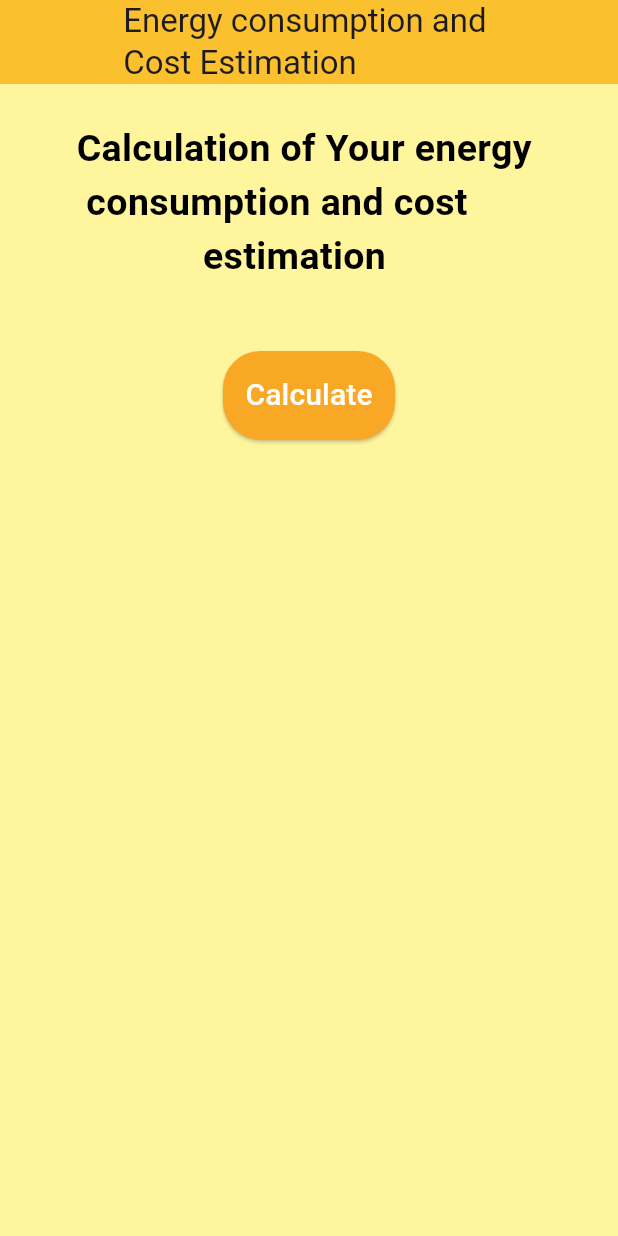
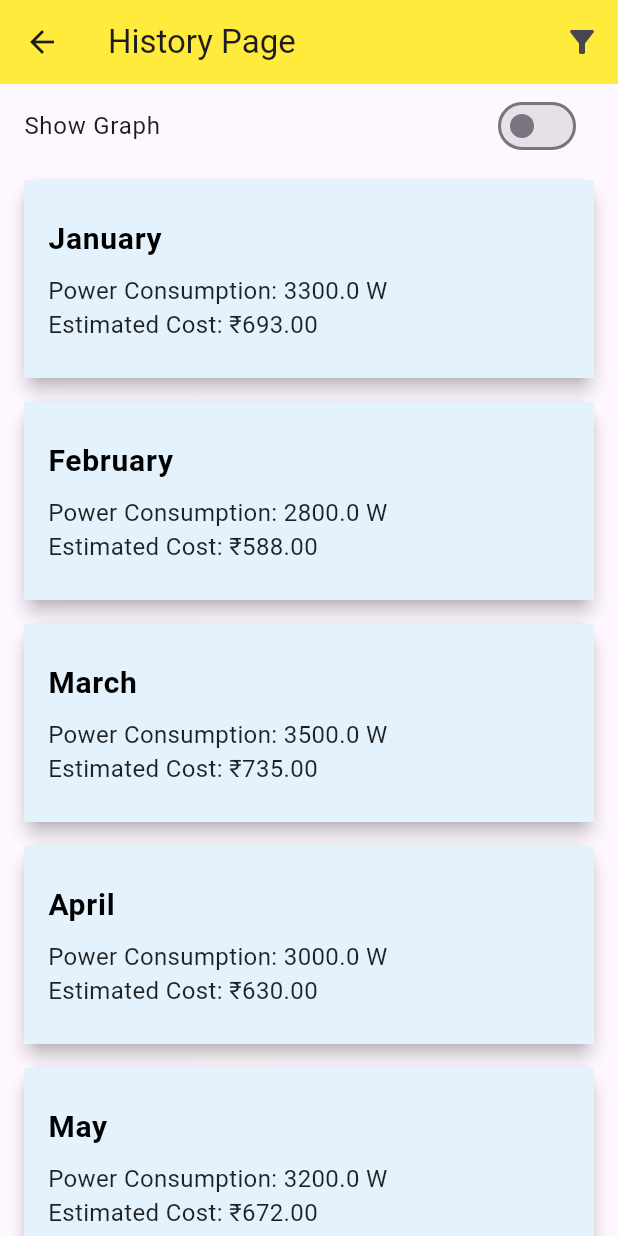
Before and after one commit to Samarth-Ad/MyEnergyApp, a Flutter app: the screen it shows after launch, on a phone screen of 412 x 824 dp. Run offline on Flutter 3.47's test engine with Material 3 defaults, Android fonts, the light colour scheme and no system bars; our stand-ins replace fl_chart.

Commit message:
history page

```diff
--- a/lib/main.dart
+++ b/lib/main.dart
@@ -1,4 +1,5 @@
-import 'package:energy_monitoring_app/pages/calculations.dart';
+// import 'package:energy_monitoring_app/pages/calculations.dart';
+import 'package:energy_monitoring_app/pages/history_page.dart';
 import 'package:flutter/material.dart';
 
 void main() {
@@ -13,7 +14,7 @@ class MyApp extends StatelessWidget {
     return  MaterialApp(
       debugShowCheckedModeBanner: false,
       theme: ThemeData(primaryColor: Colors.yellow),
-      home: const calculationPage(),
+      home: const HistoryPage(),
       );
   }
 }
--- /dev/null
+++ b/lib/pages/history_page.dart
@@ -0,0 +1,225 @@
+import 'package:flutter/material.dart';
+import 'package:fl_chart/fl_chart.dart';
+
+class HistoryPage extends StatefulWidget {
+  const HistoryPage({super.key});
+
+  @override
+  State<HistoryPage> createState() => _HistoryPageState();
+}
+
+class _HistoryPageState extends State<HistoryPage> {
+  final List<Map<String, dynamic>> allMonthlyData = [
+    {"month": "January", "power": 3300.0, "cost": 693.0},
+    {"month": "February", "power": 2800.0, "cost": 588.0},
+    {"month": "March", "power": 3500.0, "cost": 735.0},
+    {"month": "April", "power": 3000.0, "cost": 630.0},
+    {"month": "May", "power": 3200.0, "cost": 672.0},
+    {"month": "June", "power": 3100.0, "cost": 651.0},
+    {"month": "July", "power": 3400.0, "cost": 714.0},
+    {"month": "August", "power": 2900.0, "cost": 609.0},
+    {"month": "September", "power": 3600.0, "cost": 756.0},
+    {"month": "October", "power": 3700.0, "cost": 777.0},
+    {"month": "November", "power": 2800.0, "cost": 588.0},
+    {"month": "December", "power": 4000.0, "cost": 840.0},
+  ];
+
+  List<Map<String, dynamic>> filteredData = [];
+  bool showGraph = false; // Toggle for displaying the graph
+
+  @override
+  void initState() {
+    super.initState();
+    filteredData = allMonthlyData; // Initially show all data
+  }
+
+  // Function to filter data based on the selected number of months
+  void filterData(int months) {
+    setState(() {
+      filteredData = allMonthlyData.take(months).toList();
+    });
+  }
+
+  // Show filter dialog
+  void showFilterDialog() {
+    showDialog(
+      context: context,
+      builder: (context) {
+        return AlertDialog(
+          title: const Text("Filter History"),
+          content: Column(
+            mainAxisSize: MainAxisSize.min,
+            children: [
+              const Text("Select the number of months to display:"),
+              const SizedBox(height: 10),
+              ...[2, 4, 6, 12].map((months) {
+                return ListTile(
+                  title: Text("$months Months"),
+                  onTap: () {
+                    filterData(months);
+                    Navigator.pop(context); // Close the dialog
+                  },
+                );
+              }).toList(),
+            ],
+          ),
+        );
+      },
+    );
+  }
+
+  // Function to generate the bar chart data
+  List<BarChartGroupData> generateBarChartData() {
+    return filteredData
+        .asMap()
+        .entries
+        .map((e) => BarChartGroupData(
+              x: e.key,
+              barRods: [
+                BarChartRodData(
+                  toY: e.value['cost'],
+                  color: Colors.blue,
+                  width: 24, // Wider bars to make them more visible
+                  borderRadius: BorderRadius.zero, // Sharp edges for a clean look
+                ),
+              ],
+            ))
+        .toList();
+  }
+
+  @override
+  Widget build(BuildContext context) {
+    return Scaffold(
+      appBar: AppBar(
+        backgroundColor: Colors.yellow,
+        title: const Text('History Page'),
+        leading: IconButton(
+          icon: const Icon(Icons.arrow_back),
+          onPressed: () {
+            Navigator.pop(context); // Navigate back
+          },
+        ),
+        actions: [
+          IconButton(
+            icon: const Icon(Icons.filter_alt),
+            onPressed: showFilterDialog, // Open filter dialog
+          ),
+        ],
+      ),
+      body: Column(
+        children: [
+          // Toggle between table and graph
+          SwitchListTile(
+            title: const Text("Show Graph"),
+            value: showGraph,
+            onChanged: (value) {
+              setState(() {
+                showGraph = value;
+              });
+            },
+          ),
+          // If showGraph is true, display the graph, otherwise show the table
+          showGraph
+              ? Expanded(
+                  child: Padding(
+                    padding: const EdgeInsets.all(8.0),
+                    child: AspectRatio(
+                      aspectRatio: 1.5, // Adjust aspect ratio for smaller graph
+                      child: BarChart(
+                        BarChartData(
+                          gridData: FlGridData(
+                            show: true,
+                            getDrawingHorizontalLine: (value) {
+                              return FlLine(
+                                color: const Color(0xff37434d),
+                                strokeWidth: 1,
+                              );
+                            },
+                            getDrawingVerticalLine: (value) {
+                              return FlLine(
+                                color: const Color(0xff37434d),
+                                strokeWidth: 1,
+                              );
+                            },
+                          ),
+                          titlesData: FlTitlesData(
+                            bottomTitles: AxisTitles(
+                              sideTitles: SideTitles(
+                                showTitles: true,
+                                reservedSize: 32,
+                                getTitlesWidget: (value, meta) {
+                                  // Display abbreviated month names
+                                  final monthNames = ["Jan", "Feb", "Mar", "Apr", "May", "Jun", "Jul", "Aug", "Sep", "Oct", "Nov", "Dec"];
+                                  return Padding(
+                                    padding: const EdgeInsets.only(bottom: 8.0), // Added more padding to move the labels above
+                                    child: Text(
+                                      monthNames[value.toInt()],
+                                      style: TextStyle(fontSize: 14), // Adjust font size
+                                    ),
+                                  );
+                                },
+                              ),
+                            ),
+                            leftTitles: AxisTitles(
+                              sideTitles: SideTitles(
+                                showTitles: true,
+                                reservedSize: 32,
+                                getTitlesWidget: (value, meta) {
+                                  return Text(
+                                    '₹${value.toInt()}', // Show cost in ₹
+                                    style: TextStyle(fontSize: 12), // Adjust font size
+                                  );
+                                },
+                              ),
+                            ),
+                          ),
+                          borderData: FlBorderData(show: true),
+                          barGroups: generateBarChartData(),
+                        ),
+                      ),
+                    ),
+                  ),
+                )
+              : Expanded(
+                  child: ListView.builder(
+                    itemCount: filteredData.length,
+                    itemBuilder: (context, index) {
+                      final data = filteredData[index];
+                      return Card(
+                        margin: const EdgeInsets.symmetric(horizontal: 16, vertical: 8),
+                        shape: RoundedRectangleBorder(
+                          borderRadius: BorderRadius.circular(12), // Rounded corners
+                        ),
+                        elevation: 5, // Slight shadow for the card
+                        child: ListTile(
+                          contentPadding: const EdgeInsets.all(16.0),
+                          tileColor: Colors.blue.shade50, // Light background color
+                          title: Text(
+                            "${data['month']}",
+                            style: const TextStyle(
+                                fontSize: 20, fontWeight: FontWeight.bold, color: Colors.black),
+                          ),
+                          subtitle: Column(
+                            crossAxisAlignment: CrossAxisAlignment.start,
+                            children: [
+                              const SizedBox(height: 8),
+                              Text(
+                                "Power Consumption: ${data['power']} W",
+                                style: const TextStyle(fontSize: 16, color: Colors.black87),
+                              ),
+                              Text(
+                                "Estimated Cost: ₹${data['cost'].toStringAsFixed(2)}",
+                                style: const TextStyle(fontSize: 16, color: Colors.black87),
+                              ),
+                            ],
+                          ),
+                        ),
+                      );
+                    },
+                  ),
+                ),
+        ],
+      ),
+    );
+  }
+}
--- a/pubspec.yaml
+++ b/pubspec.yaml
@@ -28,6 +28,7 @@ environment:
 # the latest version available on pub.dev. To see which dependencies have newer
 # versions available, run `flutter pub outdated`.
 dependencies:
+  fl_chart: ^0.70.0
   flutter:
     sdk: flutter
 
```
Also changed, not shown: pubspec.lock.
